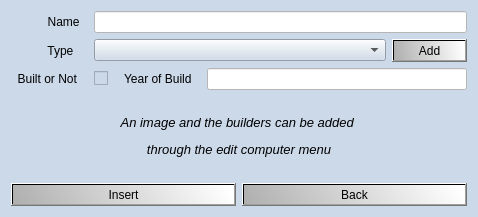
This is verklegt_vika_3/verklegt_GUI/UI/insertcomputerdialog.ui in vilhjalmur12/verklegt_1 as Qt 5 draws it before an edit. The edited form follows.
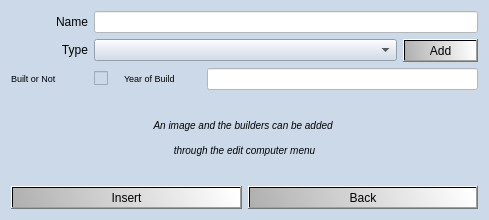
This is the edited form.

Commit message: insertcomputer orðið betur útlítandi

Patch:
```diff
--- a/verklegt_vika_3/verklegt_GUI/UI/insertcomputerdialog.ui
+++ b/verklegt_vika_3/verklegt_GUI/UI/insertcomputerdialog.ui
@@ -6,8 +6,8 @@
    <rect>
     <x>0</x>
     <y>0</y>
-    <width>478</width>
-    <height>217</height>
+    <width>489</width>
+    <height>220</height>
    </rect>
   </property>
   <property name="windowTitle">
@@ -74,7 +74,7 @@
           </size>
          </property>
          <property name="text">
-          <string>&lt;html&gt;&lt;head/&gt;&lt;body&gt;&lt;p align=&quot;center&quot;&gt;&lt;span style=&quot; font-size:10pt; font-style:italic;&quot;&gt;An image and the builders can be added &lt;/span&gt;&lt;/p&gt;&lt;p align=&quot;center&quot;&gt;&lt;span style=&quot; font-size:10pt; font-style:italic;&quot;&gt;through the edit computer menu&lt;/span&gt;&lt;/p&gt;&lt;/body&gt;&lt;/html&gt;</string>
+          <string>&lt;html&gt;&lt;head/&gt;&lt;body&gt;&lt;p align=&quot;center&quot;&gt;&lt;span style=&quot; font-size:7.5pt; font-style:italic;&quot;&gt;An image and the builders can be added &lt;/span&gt;&lt;/p&gt;&lt;p align=&quot;center&quot;&gt;&lt;span style=&quot; font-size:7.5pt; font-style:italic;&quot;&gt;through the edit computer menu&lt;/span&gt;&lt;/p&gt;&lt;/body&gt;&lt;/html&gt;</string>
          </property>
         </widget>
        </item>
@@ -91,7 +91,7 @@
           </size>
          </property>
          <property name="text">
-          <string>           Name</string>
+          <string>&lt;html&gt;&lt;head/&gt;&lt;body&gt;&lt;p align=&quot;right&quot;&gt;Name&lt;/p&gt;&lt;/body&gt;&lt;/html&gt;</string>
          </property>
         </widget>
        </item>
@@ -130,7 +130,7 @@
           </size>
          </property>
          <property name="text">
-          <string>           Type</string>
+          <string>&lt;html&gt;&lt;head/&gt;&lt;body&gt;&lt;p align=&quot;right&quot;&gt;Type&lt;/p&gt;&lt;/body&gt;&lt;/html&gt;</string>
          </property>
         </widget>
        </item>
@@ -174,7 +174,7 @@
           </size>
          </property>
          <property name="text">
-          <string>  Built or Not</string>
+          <string>&lt;html&gt;&lt;head/&gt;&lt;body&gt;&lt;p&gt;&lt;span style=&quot; font-size:7pt;&quot;&gt;Built or Not&lt;/span&gt;&lt;/p&gt;&lt;/body&gt;&lt;/html&gt;</string>
          </property>
         </widget>
        </item>
@@ -210,7 +210,7 @@
           </size>
          </property>
          <property name="text">
-          <string>Year of Build</string>
+          <string>&lt;html&gt;&lt;head/&gt;&lt;body&gt;&lt;p&gt;&lt;span style=&quot; font-size:7pt;&quot;&gt;Year of Build&lt;/span&gt;&lt;/p&gt;&lt;/body&gt;&lt;/html&gt;</string>
          </property>
         </widget>
        </item>
```
